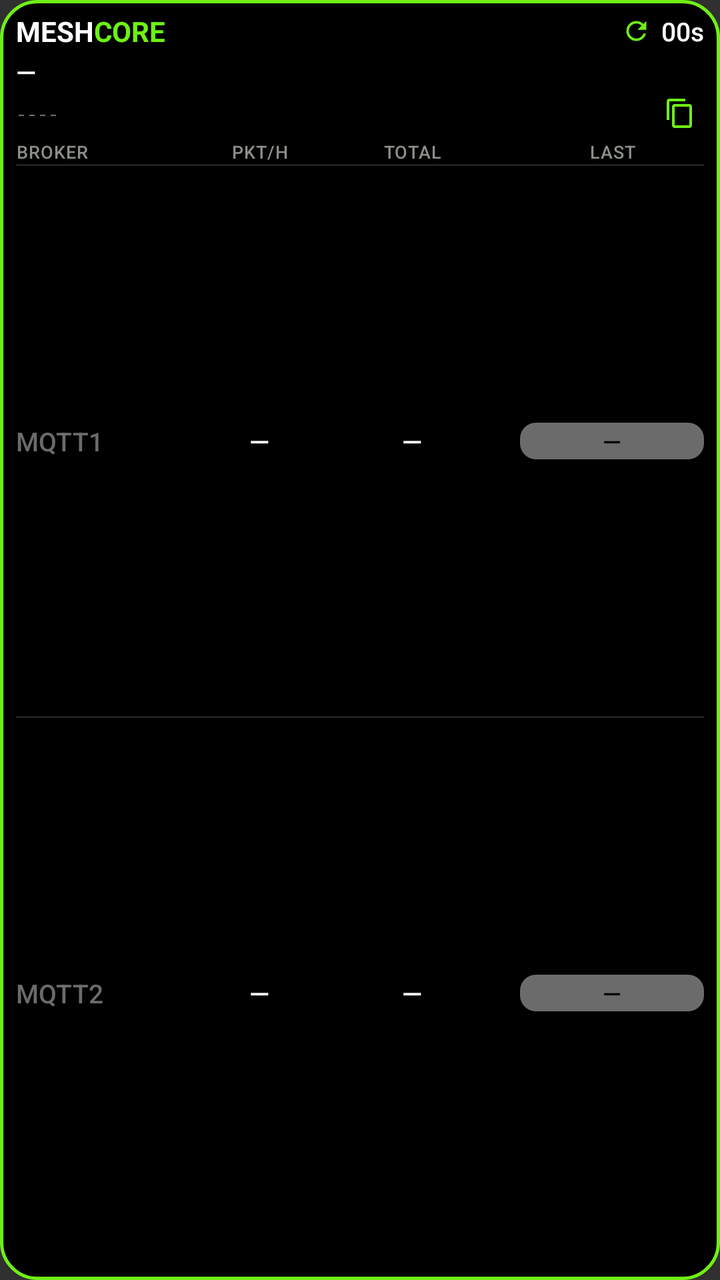
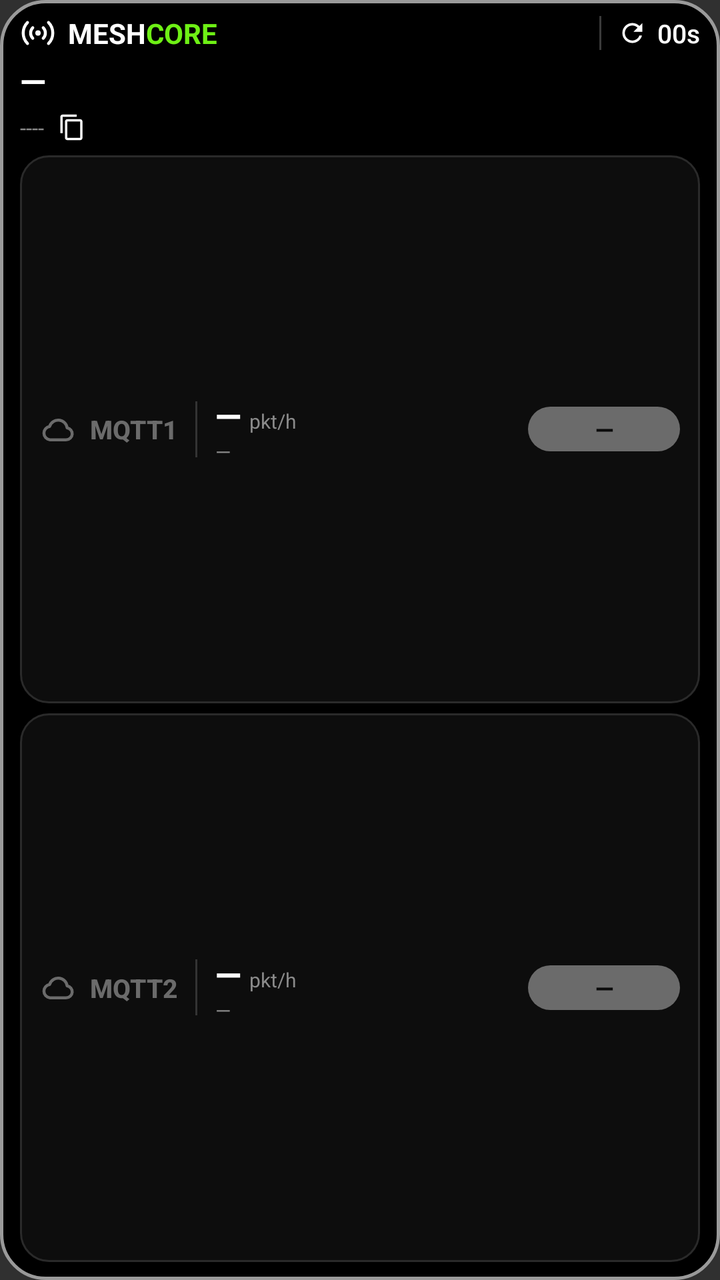

Before-and-after screenshots of an Android layout around one commit, followed by the original layout XML and the change that was made.
<!-- AndroidManifest.xml: application theme android:Theme.Material.NoActionBar -->
<!-- res/layout/widget_observer_compact.xml -->
<?xml version="1.0" encoding="utf-8"?>
<LinearLayout xmlns:android="http://schemas.android.com/apk/res/android"
    android:id="@+id/widget_root"
    android:layout_width="match_parent"
    android:layout_height="match_parent"
    android:orientation="vertical"
    android:paddingStart="8dp" android:paddingEnd="8dp" android:paddingTop="6dp" android:paddingBottom="6dp"
    android:background="@drawable/widget_bg">

    <LinearLayout android:layout_width="match_parent" android:layout_height="wrap_content"
        android:orientation="horizontal" android:gravity="center_vertical">
        <TextView android:layout_width="wrap_content" android:layout_height="wrap_content" android:text="MESH" android:textColor="#FFFFFF" android:textStyle="bold" android:textSize="14sp" android:maxLines="1"/>
        <TextView android:layout_width="wrap_content" android:layout_height="wrap_content" android:text="CORE" android:textColor="#6EF015" android:textStyle="bold" android:textSize="14sp" android:maxLines="1"/>
        <FrameLayout android:layout_width="0dp" android:layout_height="1dp" android:layout_weight="1"/>
        <TextView android:id="@+id/mapping_icon" android:layout_width="wrap_content" android:layout_height="wrap_content"
            android:text="MAPPER" android:textColor="#4FC3F7" android:textStyle="bold" android:textSize="9sp"
            android:letterSpacing="0.08" android:maxLines="1" android:visibility="gone"
            android:contentDescription="Ktoś mapuje w zasięgu Observera"/>
        <ImageView android:id="@+id/mapping_arrow" android:layout_width="wrap_content" android:layout_height="14dp"
            android:layout_marginStart="5dp" android:scaleType="center" android:visibility="gone"
            android:contentDescription="Kierunek i odległość mapera od Observera"/>
        <FrameLayout android:layout_width="0dp" android:layout_height="1dp" android:layout_weight="1"/>
        <ImageView android:id="@+id/refresh_icon" android:layout_width="15dp" android:layout_height="15dp"
            android:src="@drawable/ic_refresh" android:contentDescription="@null"/>
        <ProgressBar android:id="@+id/refresh_spinner"
            android:layout_width="15dp" android:layout_height="15dp" android:indeterminate="true"
            android:indeterminateOnly="true" android:indeterminateDrawable="@drawable/ic_refresh_spin"
            android:indeterminateDuration="900" android:visibility="gone"/>
        <TextView android:id="@+id/interval_text" android:layout_width="wrap_content" android:layout_height="wrap_content"
            android:layout_marginStart="5dp" android:text="00s" android:textColor="#FFFFFF" android:textSize="13sp" android:fontFamily="sans-serif-medium" android:fontFeatureSettings="tnum" android:maxLines="1"/>
    </LinearLayout>

    <TextView android:id="@+id/obs_name" android:layout_width="match_parent" android:layout_height="wrap_content"
        android:layout_marginTop="2dp" android:text="—" android:textColor="#FFFFFF" android:textSize="13sp" android:fontFamily="sans-serif-medium" android:fontFeatureSettings="tnum" android:maxLines="1" android:ellipsize="end"/>

    <LinearLayout android:layout_width="match_parent" android:layout_height="wrap_content"
        android:orientation="horizontal" android:gravity="center_vertical">
        <TextView android:id="@+id/obs_hash" android:layout_width="0dp" android:layout_height="wrap_content" android:layout_weight="1"
            android:text="----" android:textColor="#6B6F69" android:textSize="9sp" android:fontFamily="monospace"
            android:singleLine="true" android:maxLines="1" android:ellipsize="end"/>
        <ImageView android:id="@+id/copy_key" android:layout_width="28dp" android:layout_height="24dp"
            android:paddingStart="8dp" android:paddingEnd="4dp" android:paddingTop="4dp" android:paddingBottom="4dp"
            android:src="@drawable/ic_copy" android:contentDescription="Kopiuj klucz"/>
    </LinearLayout>

    <LinearLayout android:layout_width="match_parent" android:layout_height="wrap_content" android:layout_marginTop="1dp"
        android:orientation="horizontal" android:gravity="center_vertical">
        <TextView android:layout_width="0dp" android:layout_height="wrap_content" android:layout_weight="3" android:text="BROKER" android:textSize="9sp" android:fontFamily="sans-serif-medium" android:textColor="#8A8F88" android:letterSpacing="0.04" android:maxLines="1"/>
        <TextView android:layout_width="0dp" android:layout_height="wrap_content" android:layout_weight="2" android:gravity="center" android:text="PKT/H" android:textSize="9sp" android:fontFamily="sans-serif-medium" android:textColor="#8A8F88" android:letterSpacing="0.04" android:maxLines="1"/>
        <FrameLayout android:id="@+id/hdr_total_col" android:layout_width="0dp" android:layout_height="wrap_content" android:layout_weight="3">
            <TextView android:layout_width="match_parent" android:layout_height="wrap_content" android:gravity="center" android:text="TOTAL" android:textSize="9sp" android:fontFamily="sans-serif-medium" android:textColor="#8A8F88" android:letterSpacing="0.04" android:maxLines="1"/>
        </FrameLayout>
        <TextView android:layout_width="0dp" android:layout_height="wrap_content" android:layout_weight="3" android:layout_marginStart="8dp" android:gravity="center" android:text="LAST" android:textSize="9sp" android:fontFamily="sans-serif-medium" android:textColor="#8A8F88" android:letterSpacing="0.04" android:maxLines="1"/>
    </LinearLayout>
    <FrameLayout android:layout_width="match_parent" android:layout_height="1dp" android:background="#1F231E"/>
    <LinearLayout android:layout_width="match_parent" android:layout_height="0dp" android:layout_weight="1" android:minHeight="20dp"
        android:orientation="horizontal" android:gravity="center_vertical" android:paddingTop="1dp" android:paddingBottom="1dp">
        <TextView android:id="@+id/m1_title" android:layout_width="0dp" android:layout_height="wrap_content" android:layout_weight="3" android:layout_gravity="center_vertical" android:text="MQTT1" android:textColor="#6B6B6B" android:textSize="13sp" android:fontFamily="sans-serif-medium" android:fontFeatureSettings="tnum" android:maxLines="1"/>
        <TextView android:id="@+id/m1_hour" android:layout_width="0dp" android:layout_height="wrap_content" android:layout_weight="2" android:layout_gravity="center_vertical" android:gravity="center" android:text="—" android:textColor="#FFFFFF" android:textSize="13sp" android:fontFamily="sans-serif-medium" android:fontFeatureSettings="tnum" android:maxLines="1"/>
        <FrameLayout android:id="@+id/m1_total_col" android:layout_width="0dp" android:layout_height="wrap_content" android:layout_weight="3" android:layout_gravity="center_vertical">
            <TextView android:id="@+id/m1_total" android:layout_width="match_parent" android:layout_height="wrap_content" android:gravity="center" android:text="—" android:textColor="#FFFFFF" android:textSize="13sp" android:fontFamily="sans-serif-medium" android:fontFeatureSettings="tnum" android:maxLines="1"/>
        </FrameLayout>
        <TextView android:id="@+id/m1_last" android:layout_width="0dp" android:layout_height="wrap_content" android:layout_weight="3" android:layout_gravity="center_vertical" android:layout_marginStart="8dp" android:gravity="center" android:background="@drawable/pill_gray" android:text="—" android:textColor="#000000" android:textSize="12sp" android:fontFamily="sans-serif-medium" android:fontFeatureSettings="tnum" android:maxLines="1" android:paddingTop="1dp" android:paddingBottom="1dp"/>
    </LinearLayout>
    <FrameLayout android:layout_width="match_parent" android:layout_height="1dp" android:background="#1F231E"/>
    <LinearLayout android:layout_width="match_parent" android:layout_height="0dp" android:layout_weight="1" android:minHeight="20dp"
        android:orientation="horizontal" android:gravity="center_vertical" android:paddingTop="1dp" android:paddingBottom="1dp">
        <TextView android:id="@+id/m2_title" android:layout_width="0dp" android:layout_height="wrap_content" android:layout_weight="3" android:layout_gravity="center_vertical" android:text="MQTT2" android:textColor="#6B6B6B" android:textSize="13sp" android:fontFamily="sans-serif-medium" android:fontFeatureSettings="tnum" android:maxLines="1"/>
        <TextView android:id="@+id/m2_hour" android:layout_width="0dp" android:layout_height="wrap_content" android:layout_weight="2" android:layout_gravity="center_vertical" android:gravity="center" android:text="—" android:textColor="#FFFFFF" android:textSize="13sp" android:fontFamily="sans-serif-medium" android:fontFeatureSettings="tnum" android:maxLines="1"/>
        <FrameLayout android:id="@+id/m2_total_col" android:layout_width="0dp" android:layout_height="wrap_content" android:layout_weight="3" android:layout_gravity="center_vertical">
            <TextView android:id="@+id/m2_total" android:layout_width="match_parent" android:layout_height="wrap_content" android:gravity="center" android:text="—" android:textColor="#FFFFFF" android:textSize="13sp" android:fontFamily="sans-serif-medium" android:fontFeatureSettings="tnum" android:maxLines="1"/>
        </FrameLayout>
        <TextView android:id="@+id/m2_last" android:layout_width="0dp" android:layout_height="wrap_content" android:layout_weight="3" android:layout_gravity="center_vertical" android:layout_marginStart="8dp" android:gravity="center" android:background="@drawable/pill_gray" android:text="—" android:textColor="#000000" android:textSize="12sp" android:fontFamily="sans-serif-medium" android:fontFeatureSettings="tnum" android:maxLines="1" android:paddingTop="1dp" android:paddingBottom="1dp"/>
    </LinearLayout>
</LinearLayout>
<!-- resources referenced by this layout -->
<resources>
  <!-- drawable ic_copy (drawable) -->
  <vector xmlns:android="http://schemas.android.com/apk/res/android" android:width="24dp" android:height="24dp" android:viewportWidth="24" android:viewportHeight="24">
      <path android:fillColor="#6EF015" android:pathData="M16,1L4,1c-1.1,0 -2,0.9 -2,2v14h2L4,3h12L16,1zM19,5L8,5c-1.1,0 -2,0.9 -2,2v14c0,1.1 0.9,2 2,2h11c1.1,0 2,-0.9 2,-2L21,7c0,-1.1 -0.9,-2 -2,-2zM19,21L8,21L8,7h11v14z"/>
  </vector>
  <!-- drawable ic_refresh (drawable) -->
  <?xml version="1.0" encoding="utf-8"?>
  <vector xmlns:android="http://schemas.android.com/apk/res/android" android:width="24dp" android:height="24dp" android:viewportWidth="24" android:viewportHeight="24">
      <path android:fillColor="#6EF015" android:pathData="M17.65,6.35C16.2,4.9 14.21,4 12,4c-4.42,0 -7.99,3.58 -7.99,8s3.57,8 7.99,8c3.73,0 6.84,-2.55 7.73,-6h-2.08c-0.82,2.33 -3.04,4 -5.65,4 -3.31,0 -6,-2.69 -6,-6s2.69,-6 6,-6c1.66,0 3.14,0.69 4.22,1.78L13,11h7V4l-2.35,2.35z"/>
  </vector>
  <!-- drawable ic_refresh_spin (drawable) -->
  <?xml version="1.0" encoding="utf-8"?>
  <rotate xmlns:android="http://schemas.android.com/apk/res/android"
      android:drawable="@drawable/ic_refresh_busy"
      android:fromDegrees="0"
      android:toDegrees="360"
      android:pivotX="50%"
      android:pivotY="50%" />
  <!-- drawable pill_gray (drawable) -->
  <?xml version="1.0" encoding="utf-8"?>
  <shape xmlns:android="http://schemas.android.com/apk/res/android" android:shape="rectangle">
      <solid android:color="#6B6B6B"/>
      <corners android:radius="8dp"/>
  </shape>
  <!-- drawable widget_bg (drawable) -->
  <?xml version="1.0" encoding="utf-8"?>
  <shape xmlns:android="http://schemas.android.com/apk/res/android" android:shape="rectangle">
      <solid android:color="#000000"/>
      <stroke android:width="1.5dp" android:color="#6EF015"/>
      <corners android:radius="18dp"/>
  </shape>
  <!-- drawable ic_refresh_busy (drawable) -->
  <?xml version="1.0" encoding="utf-8"?>
  <vector xmlns:android="http://schemas.android.com/apk/res/android" android:width="24dp" android:height="24dp" android:viewportWidth="24" android:viewportHeight="24">
      <path android:fillColor="#FF9500" android:pathData="M17.65,6.35C16.2,4.9 14.21,4 12,4c-4.42,0 -7.99,3.58 -7.99,8s3.57,8 7.99,8c3.73,0 6.84,-2.55 7.73,-6h-2.08c-0.82,2.33 -3.04,4 -5.65,4 -3.31,0 -6,-2.69 -6,-6s2.69,-6 6,-6c1.66,0 3.14,0.69 4.22,1.78L13,11h7V4l-2.35,2.35z"/>
  </vector>
</resources>

<!-- the commit's change to res/layout/widget_observer_compact.xml (unified diff, before → after) -->
@@ -4,24 +4,29 @@
     android:layout_width="match_parent"
     android:layout_height="match_parent"
     android:orientation="vertical"
-    android:paddingStart="8dp" android:paddingEnd="8dp" android:paddingTop="6dp" android:paddingBottom="6dp"
+    android:paddingStart="10dp" android:paddingEnd="10dp" android:paddingTop="7dp" android:paddingBottom="9dp"
     android:background="@drawable/widget_bg">
 
     <LinearLayout android:layout_width="match_parent" android:layout_height="wrap_content"
         android:orientation="horizontal" android:gravity="center_vertical">
+        <ImageView android:layout_width="18dp" android:layout_height="15dp" android:layout_marginEnd="6dp"
+            android:src="@drawable/ic_broadcast" android:scaleType="fitCenter" android:contentDescription="@null"/>
         <TextView android:layout_width="wrap_content" android:layout_height="wrap_content" android:text="MESH" android:textColor="#FFFFFF" android:textStyle="bold" android:textSize="14sp" android:maxLines="1"/>
         <TextView android:layout_width="wrap_content" android:layout_height="wrap_content" android:text="CORE" android:textColor="#6EF015" android:textStyle="bold" android:textSize="14sp" android:maxLines="1"/>
-        <FrameLayout android:layout_width="0dp" android:layout_height="1dp" android:layout_weight="1"/>
+        <FrameLayout android:id="@+id/mapping_divider" android:layout_width="1dp" android:layout_height="17dp"
+            android:layout_marginStart="8dp" android:layout_marginEnd="8dp" android:background="#3A3A3A" android:visibility="gone"/>
         <TextView android:id="@+id/mapping_icon" android:layout_width="wrap_content" android:layout_height="wrap_content"
-            android:text="MAPPER" android:textColor="#4FC3F7" android:textStyle="bold" android:textSize="9sp"
-            android:letterSpacing="0.08" android:maxLines="1" android:visibility="gone"
+            android:text="MAPPER" android:textColor="#4FC3F7" android:textStyle="bold" android:textSize="10sp"
+            android:maxLines="1" android:visibility="gone"
             android:contentDescription="Ktoś mapuje w zasięgu Observera"/>
         <ImageView android:id="@+id/mapping_arrow" android:layout_width="wrap_content" android:layout_height="14dp"
             android:layout_marginStart="5dp" android:scaleType="center" android:visibility="gone"
             android:contentDescription="Kierunek i odległość mapera od Observera"/>
         <FrameLayout android:layout_width="0dp" android:layout_height="1dp" android:layout_weight="1"/>
+        <FrameLayout android:layout_width="1dp" android:layout_height="17dp"
+            android:layout_marginStart="6dp" android:layout_marginEnd="8dp" android:background="#3A3A3A"/>
         <ImageView android:id="@+id/refresh_icon" android:layout_width="15dp" android:layout_height="15dp"
-            android:src="@drawable/ic_refresh" android:contentDescription="@null"/>
+            android:src="@drawable/ic_refresh_white" android:contentDescription="@null"/>
         <ProgressBar android:id="@+id/refresh_spinner"
             android:layout_width="15dp" android:layout_height="15dp" android:indeterminate="true"
             android:indeterminateOnly="true" android:indeterminateDrawable="@drawable/ic_refresh_spin"
@@ -31,45 +36,69 @@
     </LinearLayout>
 
     <TextView android:id="@+id/obs_name" android:layout_width="match_parent" android:layout_height="wrap_content"
-        android:layout_marginTop="2dp" android:text="—" android:textColor="#FFFFFF" android:textSize="13sp" android:fontFamily="sans-serif-medium" android:fontFeatureSettings="tnum" android:maxLines="1" android:ellipsize="end"/>
+        android:layout_marginTop="3dp" android:text="—" android:textColor="#FFFFFF" android:textSize="17sp" android:textStyle="bold" android:maxLines="1" android:ellipsize="end"/>
 
-    <LinearLayout android:layout_width="match_parent" android:layout_height="wrap_content"
+    <LinearLayout android:layout_width="match_parent" android:layout_height="wrap_content" android:layout_marginBottom="2dp"
         android:orientation="horizontal" android:gravity="center_vertical">
-        <TextView android:id="@+id/obs_hash" android:layout_width="0dp" android:layout_height="wrap_content" android:layout_weight="1"
-            android:text="----" android:textColor="#6B6F69" android:textSize="9sp" android:fontFamily="monospace"
-            android:singleLine="true" android:maxLines="1" android:ellipsize="end"/>
+        <TextView android:id="@+id/obs_hash" android:layout_width="wrap_content" android:layout_height="wrap_content" android:maxWidth="64dp"
+            android:text="----" android:textColor="#8A8A8A" android:textSize="11sp"
+            android:singleLine="true" android:maxLines="1" android:ellipsize="middle"/>
         <ImageView android:id="@+id/copy_key" android:layout_width="28dp" android:layout_height="24dp"
-            android:paddingStart="8dp" android:paddingEnd="4dp" android:paddingTop="4dp" android:paddingBottom="4dp"
-            android:src="@drawable/ic_copy" android:contentDescription="Kopiuj klucz"/>
+            android:paddingStart="7dp" android:paddingEnd="7dp" android:paddingTop="5dp" android:paddingBottom="5dp"
+            android:src="@drawable/ic_copy_white" android:contentDescription="Kopiuj klucz"/>
+        <FrameLayout android:id="@+id/hdr_total_col" android:layout_width="0dp" android:layout_height="0dp"/>
     </LinearLayout>
 
-    <LinearLayout android:layout_width="match_parent" android:layout_height="wrap_content" android:layout_marginTop="1dp"
-        android:orientation="horizontal" android:gravity="center_vertical">
-        <TextView android:layout_width="0dp" android:layout_height="wrap_content" android:layout_weight="3" android:text="BROKER" android:textSize="9sp" android:fontFamily="sans-serif-medium" android:textColor="#8A8F88" android:letterSpacing="0.04" android:maxLines="1"/>
-        <TextView android:layout_width="0dp" android:layout_height="wrap_content" android:layout_weight="2" android:gravity="center" android:text="PKT/H" android:textSize="9sp" android:fontFamily="sans-serif-medium" android:textColor="#8A8F88" android:letterSpacing="0.04" android:maxLines="1"/>
-        <FrameLayout android:id="@+id/hdr_total_col" android:layout_width="0dp" android:layout_height="wrap_content" android:layout_weight="3">
-            <TextView android:layout_width="match_parent" android:layout_height="wrap_content" android:gravity="center" android:text="TOTAL" android:textSize="9sp" android:fontFamily="sans-serif-medium" android:textColor="#8A8F88" android:letterSpacing="0.04" android:maxLines="1"/>
-        </FrameLayout>
-        <TextView android:layout_width="0dp" android:layout_height="wrap_content" android:layout_weight="3" android:layout_marginStart="8dp" android:gravity="center" android:text="LAST" android:textSize="9sp" android:fontFamily="sans-serif-medium" android:textColor="#8A8F88" android:letterSpacing="0.04" android:maxLines="1"/>
+    <LinearLayout android:layout_width="match_parent" android:layout_height="0dp" android:layout_weight="1"
+        android:orientation="horizontal" android:gravity="center_vertical" android:background="@drawable/card_broker"
+        android:paddingStart="10dp" android:paddingEnd="10dp" android:paddingTop="3dp" android:paddingBottom="3dp">
+        <ImageView android:id="@+id/m1_cloud" android:layout_width="18dp" android:layout_height="18dp" android:layout_gravity="center_vertical"
+            android:src="@drawable/ic_cloud" android:scaleType="fitCenter" android:contentDescription="@null"/>
+        <TextView android:id="@+id/m1_title" android:layout_width="wrap_content" android:layout_height="wrap_content" android:layout_gravity="center_vertical"
+            android:layout_marginStart="7dp" android:text="MQTT1" android:textColor="#6B6B6B" android:textSize="13sp" android:textStyle="bold" android:fontFamily="sans-serif-medium" android:fontFeatureSettings="tnum" android:maxLines="1"/>
+        <FrameLayout android:layout_width="1dp" android:layout_height="28dp" android:layout_gravity="center_vertical"
+            android:layout_marginStart="9dp" android:layout_marginEnd="9dp" android:background="#333333"/>
+        <LinearLayout android:id="@+id/m1_hour_col" android:layout_width="0dp" android:layout_height="wrap_content" android:layout_weight="1"
+            android:layout_gravity="center_vertical" android:orientation="vertical">
+            <LinearLayout android:layout_width="wrap_content" android:layout_height="wrap_content" android:orientation="horizontal" android:baselineAligned="true">
+                <TextView android:id="@+id/m1_hour" android:layout_width="wrap_content" android:layout_height="wrap_content"
+                    android:text="—" android:textColor="#FFFFFF" android:textSize="17sp" android:textStyle="bold" android:fontFamily="sans-serif-medium" android:fontFeatureSettings="tnum" android:maxLines="1"/>
+                <TextView android:layout_width="wrap_content" android:layout_height="wrap_content" android:layout_marginStart="4dp"
+                    android:text="pkt/h" android:textColor="#8A8A8A" android:textSize="10sp" android:maxLines="1"/>
+            </LinearLayout>
+            <FrameLayout android:id="@+id/m1_total_col" android:layout_width="match_parent" android:layout_height="wrap_content">
+                <TextView android:id="@+id/m1_total" android:layout_width="match_parent" android:layout_height="wrap_content"
+                    android:text="—" android:textColor="#8A8A8A" android:textSize="10sp" android:fontFeatureSettings="tnum" android:maxLines="1"/>
+            </FrameLayout>
+        </LinearLayout>
+        <TextView android:id="@+id/m1_last" android:layout_width="76dp" android:layout_height="wrap_content" android:layout_gravity="center_vertical"
+            android:layout_marginStart="6dp" android:gravity="center" android:background="@drawable/pill_gray" android:text="—" android:textColor="#0A0A0A"
+            android:textSize="12sp" android:textStyle="bold" android:fontFamily="sans-serif-medium" android:fontFeatureSettings="tnum" android:maxLines="1" android:paddingTop="3dp" android:paddingBottom="3dp"/>
     </LinearLayout>
-    <FrameLayout android:layout_width="match_parent" android:layout_height="1dp" android:background="#1F231E"/>
-    <LinearLayout android:layout_width="match_parent" android:layout_height="0dp" android:layout_weight="1" android:minHeight="20dp"
-        android:orientation="horizontal" android:gravity="center_vertical" android:paddingTop="1dp" android:paddingBottom="1dp">
-        <TextView android:id="@+id/m1_title" android:layout_width="0dp" android:layout_height="wrap_content" android:layout_weight="3" android:layout_gravity="center_vertical" android:text="MQTT1" android:textColor="#6B6B6B" android:textSize="13sp" android:fontFamily="sans-serif-medium" android:fontFeatureSettings="tnum" android:maxLines="1"/>
-        <TextView android:id="@+id/m1_hour" android:layout_width="0dp" android:layout_height="wrap_content" android:layout_weight="2" android:layout_gravity="center_vertical" android:gravity="center" android:text="—" android:textColor="#FFFFFF" android:textSize="13sp" android:fontFamily="sans-serif-medium" android:fontFeatureSettings="tnum" android:maxLines="1"/>
-        <FrameLayout android:id="@+id/m1_total_col" android:layout_width="0dp" android:layout_height="wrap_content" android:layout_weight="3" android:layout_gravity="center_vertical">
-            <TextView android:id="@+id/m1_total" android:layout_width="match_parent" android:layout_height="wrap_content" android:gravity="center" android:text="—" android:textColor="#FFFFFF" android:textSize="13sp" android:fontFamily="sans-serif-medium" android:fontFeatureSettings="tnum" android:maxLines="1"/>
-        </FrameLayout>
-        <TextView android:id="@+id/m1_last" android:layout_width="0dp" android:layout_height="wrap_content" android:layout_weight="3" android:layout_gravity="center_vertical" android:layout_marginStart="8dp" android:gravity="center" android:background="@drawable/pill_gray" android:text="—" android:textColor="#000000" android:textSize="12sp" android:fontFamily="sans-serif-medium" android:fontFeatureSettings="tnum" android:maxLines="1" android:paddingTop="1dp" android:paddingBottom="1dp"/>
-    </LinearLayout>
-    <FrameLayout android:layout_width="match_parent" android:layout_height="1dp" android:background="#1F231E"/>
-    <LinearLayout android:layout_width="match_parent" android:layout_height="0dp" android:layout_weight="1" android:minHeight="20dp"
-        android:orientation="horizontal" android:gravity="center_vertical" android:paddingTop="1dp" android:paddingBottom="1dp">
-        <TextView android:id="@+id/m2_title" android:layout_width="0dp" android:layout_height="wrap_content" android:layout_weight="3" android:layout_gravity="center_vertical" android:text="MQTT2" android:textColor="#6B6B6B" android:textSize="13sp" android:fontFamily="sans-serif-medium" android:fontFeatureSettings="tnum" android:maxLines="1"/>
-        <TextView android:id="@+id/m2_hour" android:layout_width="0dp" android:layout_height="wrap_content" android:layout_weight="2" android:layout_gravity="center_vertical" android:gravity="center" android:text="—" android:textColor="#FFFFFF" android:textSize="13sp" android:fontFamily="sans-serif-medium" android:fontFeatureSettings="tnum" android:maxLines="1"/>
-        <FrameLayout android:id="@+id/m2_total_col" android:layout_width="0dp" android:layout_height="wrap_content" android:layout_weight="3" android:layout_gravity="center_vertical">
-            <TextView android:id="@+id/m2_total" android:layout_width="match_parent" android:layout_height="wrap_content" android:gravity="center" android:text="—" android:textColor="#FFFFFF" android:textSize="13sp" android:fontFamily="sans-serif-medium" android:fontFeatureSettings="tnum" android:maxLines="1"/>
-        </FrameLayout>
-        <TextView android:id="@+id/m2_last" android:layout_width="0dp" android:layout_height="wrap_content" android:layout_weight="3" android:layout_gravity="center_vertical" android:layout_marginStart="8dp" android:gravity="center" android:background="@drawable/pill_gray" android:text="—" android:textColor="#000000" android:textSize="12sp" android:fontFamily="sans-serif-medium" android:fontFeatureSettings="tnum" android:maxLines="1" android:paddingTop="1dp" android:paddingBottom="1dp"/>
+    <LinearLayout android:layout_width="match_parent" android:layout_height="0dp" android:layout_weight="1" android:layout_marginTop="5dp"
+        android:orientation="horizontal" android:gravity="center_vertical" android:background="@drawable/card_broker"
+        android:paddingStart="10dp" android:paddingEnd="10dp" android:paddingTop="3dp" android:paddingBottom="3dp">
+        <ImageView android:id="@+id/m2_cloud" android:layout_width="18dp" android:layout_height="18dp" android:layout_gravity="center_vertical"
+            android:src="@drawable/ic_cloud" android:scaleType="fitCenter" android:contentDescription="@null"/>
+        <TextView android:id="@+id/m2_title" android:layout_width="wrap_content" android:layout_height="wrap_content" android:layout_gravity="center_vertical"
+            android:layout_marginStart="7dp" android:text="MQTT2" android:textColor="#6B6B6B" android:textSize="13sp" android:textStyle="bold" android:fontFamily="sans-serif-medium" android:fontFeatureSettings="tnum" android:maxLines="1"/>
+        <FrameLayout android:layout_width="1dp" android:layout_height="28dp" android:layout_gravity="center_vertical"
+            android:layout_marginStart="9dp" android:layout_marginEnd="9dp" android:background="#333333"/>
+        <LinearLayout android:id="@+id/m2_hour_col" android:layout_width="0dp" android:layout_height="wrap_content" android:layout_weight="1"
+            android:layout_gravity="center_vertical" android:orientation="vertical">
+            <LinearLayout android:layout_width="wrap_content" android:layout_height="wrap_content" android:orientation="horizontal" android:baselineAligned="true">
+                <TextView android:id="@+id/m2_hour" android:layout_width="wrap_content" android:layout_height="wrap_content"
+                    android:text="—" android:textColor="#FFFFFF" android:textSize="17sp" android:textStyle="bold" android:fontFamily="sans-serif-medium" android:fontFeatureSettings="tnum" android:maxLines="1"/>
+                <TextView android:layout_width="wrap_content" android:layout_height="wrap_content" android:layout_marginStart="4dp"
+                    android:text="pkt/h" android:textColor="#8A8A8A" android:textSize="10sp" android:maxLines="1"/>
+            </LinearLayout>
+            <FrameLayout android:id="@+id/m2_total_col" android:layout_width="match_parent" android:layout_height="wrap_content">
+                <TextView android:id="@+id/m2_total" android:layout_width="match_parent" android:layout_height="wrap_content"
+                    android:text="—" android:textColor="#8A8A8A" android:textSize="10sp" android:fontFeatureSettings="tnum" android:maxLines="1"/>
+            </FrameLayout>
+        </LinearLayout>
+        <TextView android:id="@+id/m2_last" android:layout_width="76dp" android:layout_height="wrap_content" android:layout_gravity="center_vertical"
+            android:layout_marginStart="6dp" android:gravity="center" android:background="@drawable/pill_gray" android:text="—" android:textColor="#0A0A0A"
+            android:textSize="12sp" android:textStyle="bold" android:fontFamily="sans-serif-medium" android:fontFeatureSettings="tnum" android:maxLines="1" android:paddingTop="3dp" android:paddingBottom="3dp"/>
     </LinearLayout>
 </LinearLayout>
<!-- resource entries referenced after the edit -->
@@ -1,13 +1,28 @@
 <!-- resources referenced by this layout -->
 <resources>
-  <!-- drawable ic_copy (drawable) -->
+  <!-- drawable card_broker (drawable) -->
+  <?xml version="1.0" encoding="utf-8"?>
+  <shape xmlns:android="http://schemas.android.com/apk/res/android" android:shape="rectangle">
+      <solid android:color="#0D0D0D"/>
+      <stroke android:width="1dp" android:color="#2A2A2A"/>
+      <corners android:radius="14dp"/>
+  </shape>
+  <!-- drawable ic_broadcast (drawable) -->
+  <?xml version="1.0" encoding="utf-8"?>
+  <vector xmlns:android="http://schemas.android.com/apk/res/android" android:width="24dp" android:height="20dp" android:viewportWidth="24" android:viewportHeight="20">
+      <path android:strokeColor="#FFFFFF" android:strokeWidth="2" android:strokeLineCap="round" android:fillColor="#00000000"
+          android:pathData="M5,3a10,10 0,0 0,0 14M19,3a10,10 0,0 1,0 14M8.5,6.5a5,5 0,0 0,0 7M15.5,6.5a5,5 0,0 1,0 7"/>
+      <path android:fillColor="#FFFFFF" android:pathData="M12,10m-1.8,0a1.8,1.8 0,1 1,3.6 0a1.8,1.8 0,1 1,-3.6 0"/>
+  </vector>
+  <!-- drawable ic_cloud (drawable) -->
+  <?xml version="1.0" encoding="utf-8"?>
+  <vector xmlns:android="http://schemas.android.com/apk/res/android" android:width="24dp" android:height="17dp" android:viewportWidth="24" android:viewportHeight="17">
+      <path android:strokeColor="#6B6B6B" android:strokeWidth="2" android:strokeLineJoin="round" android:fillColor="#00000000"
+          android:pathData="M6.5,15.5h11a4,4 0,0 0,0.6 -7.95A6,6 0,0 0,6.4 6.6a4.5,4.5 0,0 0,0.1 8.9z"/>
+  </vector>
+  <!-- drawable ic_copy_white (drawable) -->
   <vector xmlns:android="http://schemas.android.com/apk/res/android" android:width="24dp" android:height="24dp" android:viewportWidth="24" android:viewportHeight="24">
-      <path android:fillColor="#6EF015" android:pathData="M16,1L4,1c-1.1,0 -2,0.9 -2,2v14h2L4,3h12L16,1zM19,5L8,5c-1.1,0 -2,0.9 -2,2v14c0,1.1 0.9,2 2,2h11c1.1,0 2,-0.9 2,-2L21,7c0,-1.1 -0.9,-2 -2,-2zM19,21L8,21L8,7h11v14z"/>
-  </vector>
-  <!-- drawable ic_refresh (drawable) -->
-  <?xml version="1.0" encoding="utf-8"?>
-  <vector xmlns:android="http://schemas.android.com/apk/res/android" android:width="24dp" android:height="24dp" android:viewportWidth="24" android:viewportHeight="24">
-      <path android:fillColor="#6EF015" android:pathData="M17.65,6.35C16.2,4.9 14.21,4 12,4c-4.42,0 -7.99,3.58 -7.99,8s3.57,8 7.99,8c3.73,0 6.84,-2.55 7.73,-6h-2.08c-0.82,2.33 -3.04,4 -5.65,4 -3.31,0 -6,-2.69 -6,-6s2.69,-6 6,-6c1.66,0 3.14,0.69 4.22,1.78L13,11h7V4l-2.35,2.35z"/>
+      <path android:fillColor="#FFFFFF" android:pathData="M16,1L4,1c-1.1,0 -2,0.9 -2,2v14h2L4,3h12L16,1zM19,5L8,5c-1.1,0 -2,0.9 -2,2v14c0,1.1 0.9,2 2,2h11c1.1,0 2,-0.9 2,-2L21,7c0,-1.1 -0.9,-2 -2,-2zM19,21L8,21L8,7h11v14z"/>
   </vector>
   <!-- drawable ic_refresh_spin (drawable) -->
   <?xml version="1.0" encoding="utf-8"?>
@@ -17,18 +32,23 @@
       android:toDegrees="360"
       android:pivotX="50%"
       android:pivotY="50%" />
+  <!-- drawable ic_refresh_white (drawable) -->
+  <?xml version="1.0" encoding="utf-8"?>
+  <vector xmlns:android="http://schemas.android.com/apk/res/android" android:width="24dp" android:height="24dp" android:viewportWidth="24" android:viewportHeight="24">
+      <path android:fillColor="#FFFFFF" android:pathData="M17.65,6.35C16.2,4.9 14.21,4 12,4c-4.42,0 -7.99,3.58 -7.99,8s3.57,8 7.99,8c3.73,0 6.84,-2.55 7.73,-6h-2.08c-0.82,2.33 -3.04,4 -5.65,4 -3.31,0 -6,-2.69 -6,-6s2.69,-6 6,-6c1.66,0 3.14,0.69 4.22,1.78L13,11h7V4l-2.35,2.35z"/>
+  </vector>
   <!-- drawable pill_gray (drawable) -->
   <?xml version="1.0" encoding="utf-8"?>
   <shape xmlns:android="http://schemas.android.com/apk/res/android" android:shape="rectangle">
       <solid android:color="#6B6B6B"/>
-      <corners android:radius="8dp"/>
+      <corners android:radius="999dp"/>
   </shape>
   <!-- drawable widget_bg (drawable) -->
   <?xml version="1.0" encoding="utf-8"?>
   <shape xmlns:android="http://schemas.android.com/apk/res/android" android:shape="rectangle">
       <solid android:color="#000000"/>
-      <stroke android:width="1.5dp" android:color="#6EF015"/>
-      <corners android:radius="18dp"/>
+      <stroke android:width="1.5dp" android:color="#9A9A9A"/>
+      <corners android:radius="22dp"/>
   </shape>
   <!-- drawable ic_refresh_busy (drawable) -->
   <?xml version="1.0" encoding="utf-8"?>
